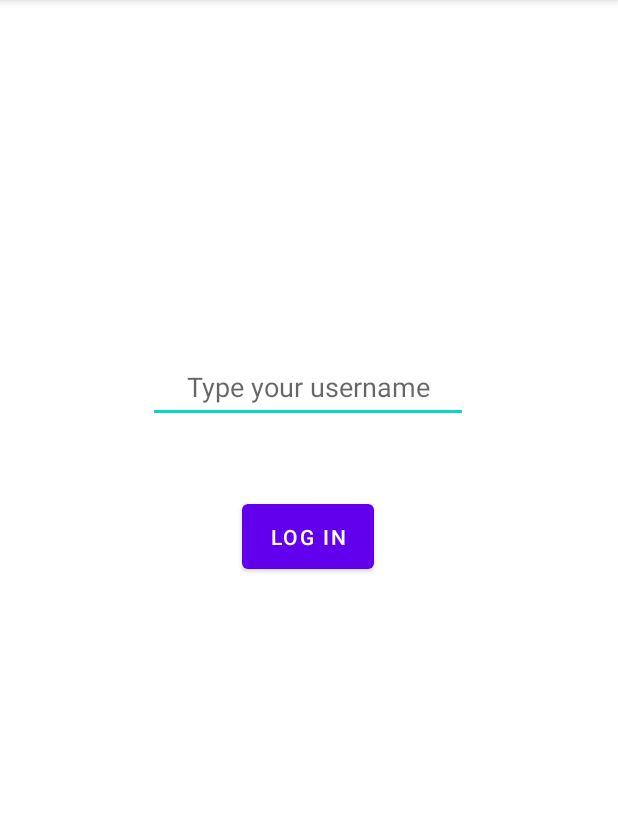
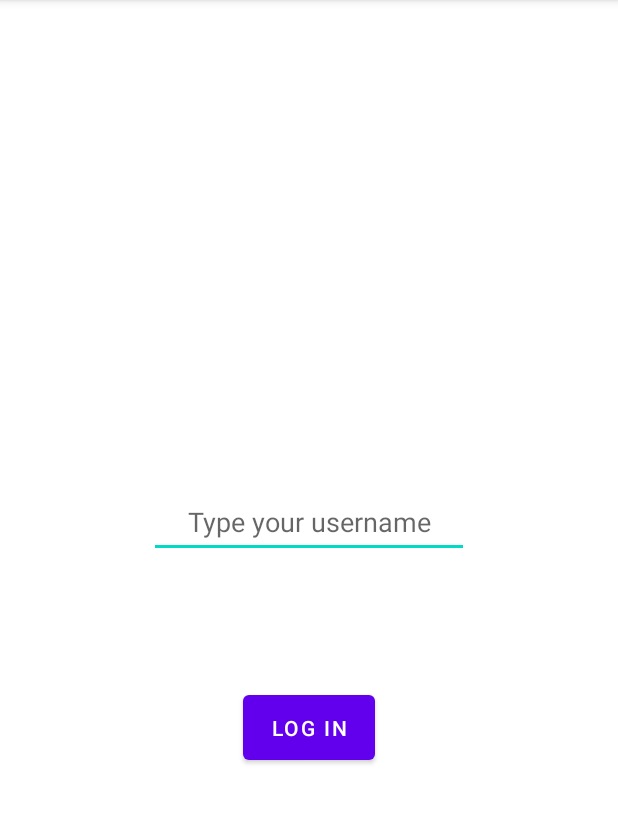
Before and after one commit to klaidaazizi/StickItToEm, an Android app: the screen it shows after launch (LoginActivity), on a phone screen of 412 x 824 dp, the part 84-908 px from its top. Run offline under Robolectric (Android 15) with nearby library versions, the light colour scheme and no system bars; our stand-ins replace Firebase (no records; nobody signed in at launch, a user with empty details on screens opened directly).

Commit message:
login xml layout edits and minor fix to main xml

```diff
--- a/app/src/main/res/layout/activity_login.xml
+++ b/app/src/main/res/layout/activity_login.xml
@@ -10,26 +10,28 @@
         android:id="@+id/loginTV"
         android:layout_width="wrap_content"
         android:layout_height="wrap_content"
-        android:layout_marginTop="234dp"
         android:ems="10"
         android:gravity="center"
         android:hint="Type your username"
         android:inputType="textPersonName"
         android:minHeight="48dp"
+        app:layout_constraintBottom_toBottomOf="parent"
         app:layout_constraintEnd_toEndOf="parent"
-        app:layout_constraintHorizontal_bias="0.497"
+        app:layout_constraintHorizontal_bias="0.5"
         app:layout_constraintStart_toStartOf="parent"
-        app:layout_constraintTop_toTopOf="parent" />
+        app:layout_constraintTop_toTopOf="parent"
+        app:layout_constraintVertical_bias="0.45" />
 
     <Button
         android:id="@+id/button"
         android:layout_width="wrap_content"
         android:layout_height="wrap_content"
-        android:layout_marginTop="48dp"
         android:padding="12dp"
         android:text="Log in"
+        app:layout_constraintBottom_toBottomOf="parent"
         app:layout_constraintEnd_toEndOf="parent"
-        app:layout_constraintHorizontal_bias="0.498"
+        app:layout_constraintHorizontal_bias="0.499"
         app:layout_constraintStart_toStartOf="parent"
-        app:layout_constraintTop_toBottomOf="@+id/loginTV" />
+        app:layout_constraintTop_toBottomOf="@+id/loginTV"
+        app:layout_constraintVertical_bias="0.25" />
 </androidx.constraintlayout.widget.ConstraintLayout>
```
Also changed, not shown: app/src/main/res/layout/activity_main.xml (+5 -5 lines).
